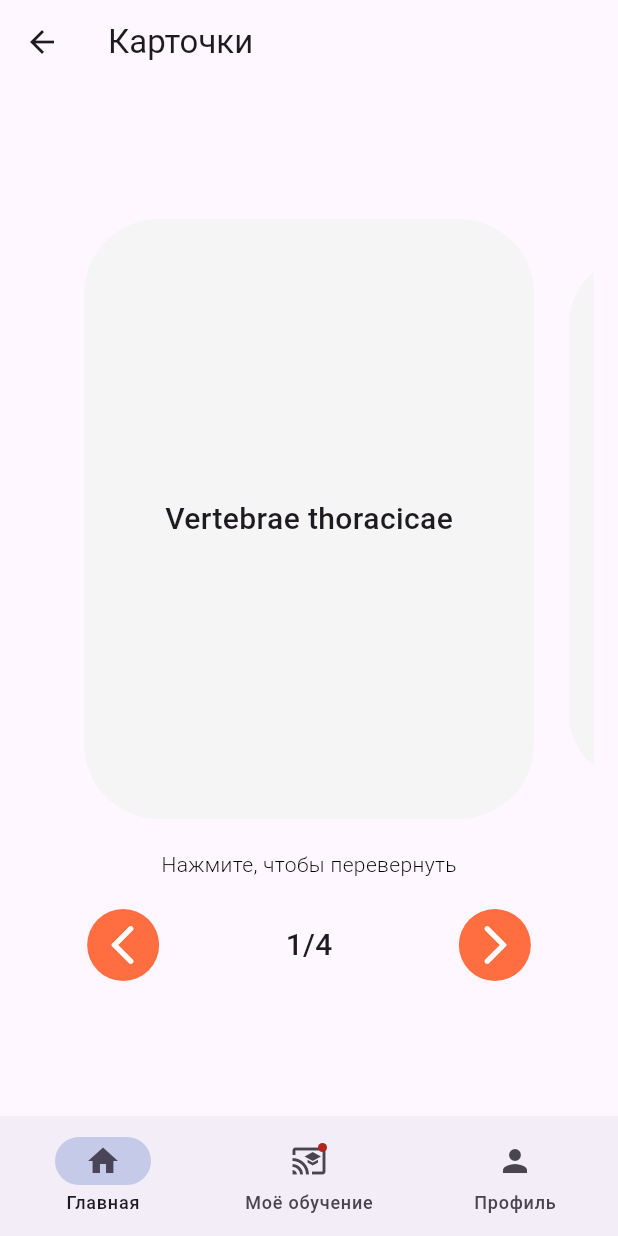
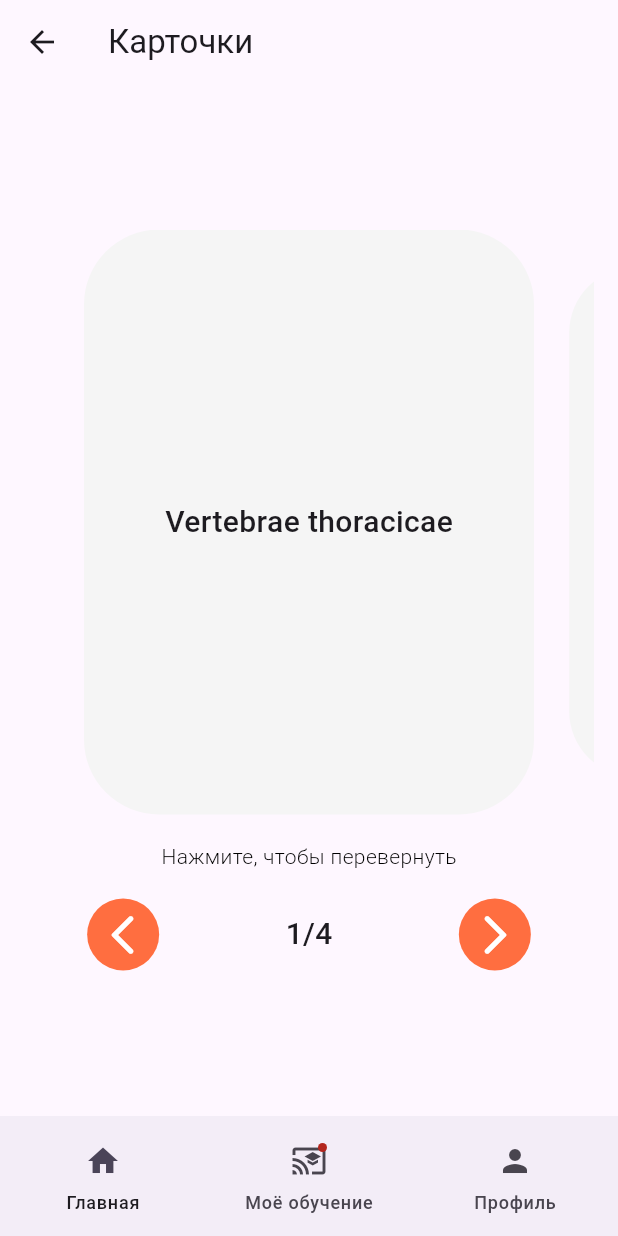
Before and after one commit to T1murk1n/App, a Flutter app: the Cards screen opened by its route, on a phone screen of 412 x 824 dp. Run offline on Flutter 3.47's test engine with Material 3 defaults, Android fonts, the phone set to English and light mode, and no system bars; drawn by our look-alikes of carousel_slider, flip_card; our stand-ins replace blur.

Commit message:
update files: create single array with termins, update adaptive on small phones

```diff
--- a/lib/main.dart
+++ b/lib/main.dart
@@ -1,5 +1,3 @@
-import 'dart:js';
-
 import 'package:flutter/material.dart';
 import 'package:medicine/pages/home.dart';
 import 'package:medicine/pages/main_screen.dart';
@@ -13,7 +11,7 @@ void main() => runApp(MaterialApp(
   theme: ThemeData(
     primaryColor: Colors.deepOrangeAccent,
   ),
-  initialRoute: '/splash',
+  initialRoute: '/card',
   routes: {
     '/splash': (context) => SplashScreen(),
     '/': (context) => MainScreen(),
--- a/lib/pages/cards.dart
+++ b/lib/pages/cards.dart
@@ -8,8 +8,8 @@ class Cards extends StatefulWidget {
   @override
   State<Cards> createState() => _CardsState();
 }
-dynamic arrLatin = ['Vertebrae thoracicae', 'Hjhgjdhfgjdhgjdhgjdhg', 'Vertebra', 'Corpus vertebrae'];
-dynamic arrRus = ['Грудной отдел', 'Хуйня какая-то', 'Позвонок', 'Тело позвонка '];
+dynamic arrLatin = [['Vertebrae thoracicae','Грудной отдел'], ['Hjhgjdhfgjdhgjdhgjdhg', 'Хуйня какая-то'], ['Vertebra', 'Позвонок'],
+  ['Corpus vertebrae', 'Тело позвонка']];
 
 class _CardsState extends State<Cards> {
   final controller = CarouselController();
@@ -52,7 +52,7 @@ class _CardsState extends State<Cards> {
             Navigator.pushNamed(context, '/splash');
           }
         },
-        indicatorColor: Colors.indigo.shade100,
+        indicatorColor: Colors.transparent,
         destinations: const <Widget>[
           NavigationDestination(
             icon: Icon(Icons.home),
@@ -71,7 +71,8 @@ class _CardsState extends State<Cards> {
       appBar: AppBar(
         title: Text('Карточки'),
       ),
-      body: Padding(
+      body: SafeArea(
+        child: Padding(
           padding: const EdgeInsets.all(16.0),
           child: Column(
             mainAxisAlignment: MainAxisAlignment.center,
@@ -84,7 +85,7 @@ class _CardsState extends State<Cards> {
                     },
                     carouselController: controller,
                     options: CarouselOptions(
-                    height: 400,
+                      height: 390,
                       initialPage: 0,
                       enableInfiniteScroll: false,
                       enlargeCenterPage: true,
@@ -92,16 +93,17 @@ class _CardsState extends State<Cards> {
                     )
                 ),
               ),
-            SizedBox(height: 20,),
+              SizedBox(height: 18,),
               Row(
                 mainAxisAlignment: MainAxisAlignment.center,
                 children: [
                   Text('Нажмите, чтобы перевернуть', style: text,)
                 ],
               ),
-            SizedBox(height: 20,),
+              SizedBox(height: 18,),
               buildButtons(),
             ],
+          ),
         ),
       ),
 
@@ -117,7 +119,7 @@ class _CardsState extends State<Cards> {
         borderRadius: BorderRadius.circular(50),
         color: Colors.grey.shade100,
       ),
-      child: Center(child: Text(arrLatin[index], style: TextStyle(fontSize: 20, fontWeight: FontWeight.w500, fontFamily: 'Roboto'),)),
+      child: Center(child: Text(arrLatin[index][0], style: TextStyle(fontSize: 20, fontWeight: FontWeight.w500, fontFamily: 'Roboto'),)),
 
     ),
     back: Container(
@@ -127,7 +129,7 @@ class _CardsState extends State<Cards> {
         borderRadius: BorderRadius.circular(50),
         color: Colors.grey.shade100,
       ),
-      child: Center(child: Text(arrRus[index], style: TextStyle(fontSize: 20, fontWeight: FontWeight.w500, fontFamily: 'Roboto'),)),
+      child: Center(child: Text(arrLatin[index][1], style: TextStyle(fontSize: 20, fontWeight: FontWeight.w500, fontFamily: 'Roboto'),)),
     ),
   );
 
--- a/lib/pages/menu.dart
+++ b/lib/pages/menu.dart
@@ -46,7 +46,7 @@ class _MenuState extends State<Menu> {
             Navigator.pushNamed(context, '/splash');
           }
         },
-        indicatorColor: Colors.indigo.shade100,
+        indicatorColor: Colors.transparent,
         destinations: const <Widget>[
           NavigationDestination(
             icon: Icon(Icons.home),
--- a/lib/pages/notes.dart
+++ b/lib/pages/notes.dart
@@ -37,7 +37,7 @@ class _NotesState extends State<Notes> {
                 Navigator.pushNamed(context, '/splash');
               }
             },
-            indicatorColor: Colors.indigo.shade100,
+            indicatorColor: Colors.transparent,
             destinations: const <Widget>[
               NavigationDestination(
                 icon: Icon(Icons.home),
```
Lines whose indentation alone changed are shown as unchanged.
